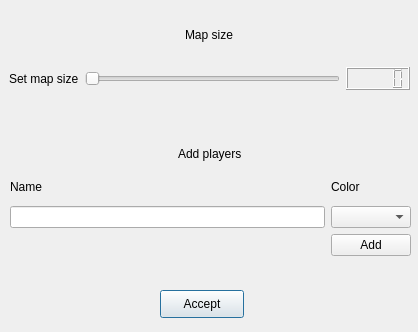
This is Game/UI/dialog.ui in makipaa/School-Projects as Qt 5 draws it before an edit. The edited form follows.
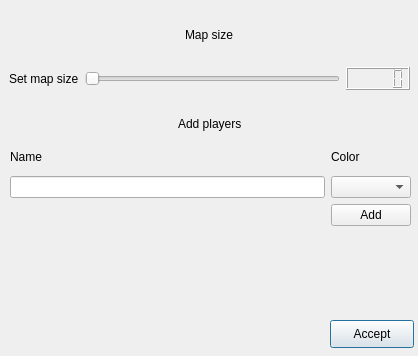
This is the edited form.

Diff of the .ui file:
```diff
--- a/Game/UI/dialog.ui
+++ b/Game/UI/dialog.ui
@@ -7,7 +7,7 @@
     <x>0</x>
     <y>0</y>
     <width>418</width>
-    <height>332</height>
+    <height>356</height>
    </rect>
   </property>
   <property name="windowTitle">
@@ -16,8 +16,8 @@
   <widget class="QPushButton" name="acceptButton">
    <property name="geometry">
     <rect>
-     <x>160</x>
-     <y>290</y>
+     <x>330</x>
+     <y>320</y>
      <width>84</width>
      <height>28</height>
     </rect>
@@ -72,7 +72,7 @@
    <property name="geometry">
     <rect>
      <x>10</x>
-     <y>140</y>
+     <y>110</y>
      <width>401</width>
      <height>116</height>
     </rect>
@@ -121,6 +121,19 @@
     </item>
    </layout>
   </widget>
+  <widget class="QLabel" name="showPlayersLabel">
+   <property name="geometry">
+    <rect>
+     <x>20</x>
+     <y>240</y>
+     <width>158</width>
+     <height>99</height>
+    </rect>
+   </property>
+   <property name="text">
+    <string/>
+   </property>
+  </widget>
  </widget>
  <resources/>
  <connections/>
```
